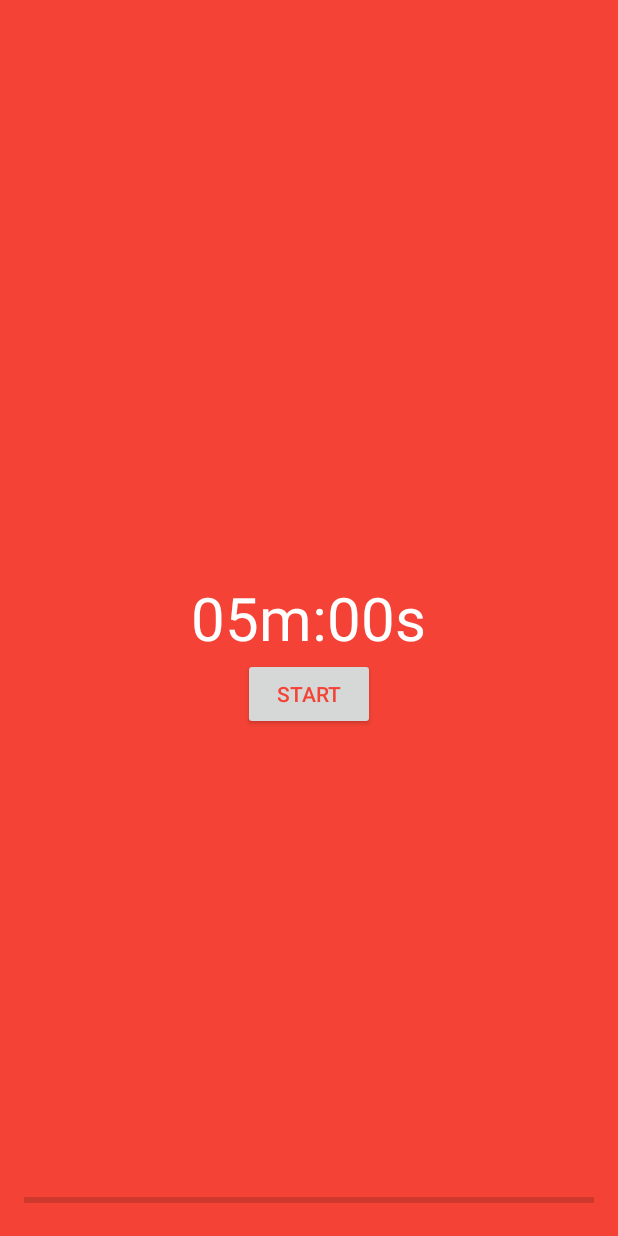
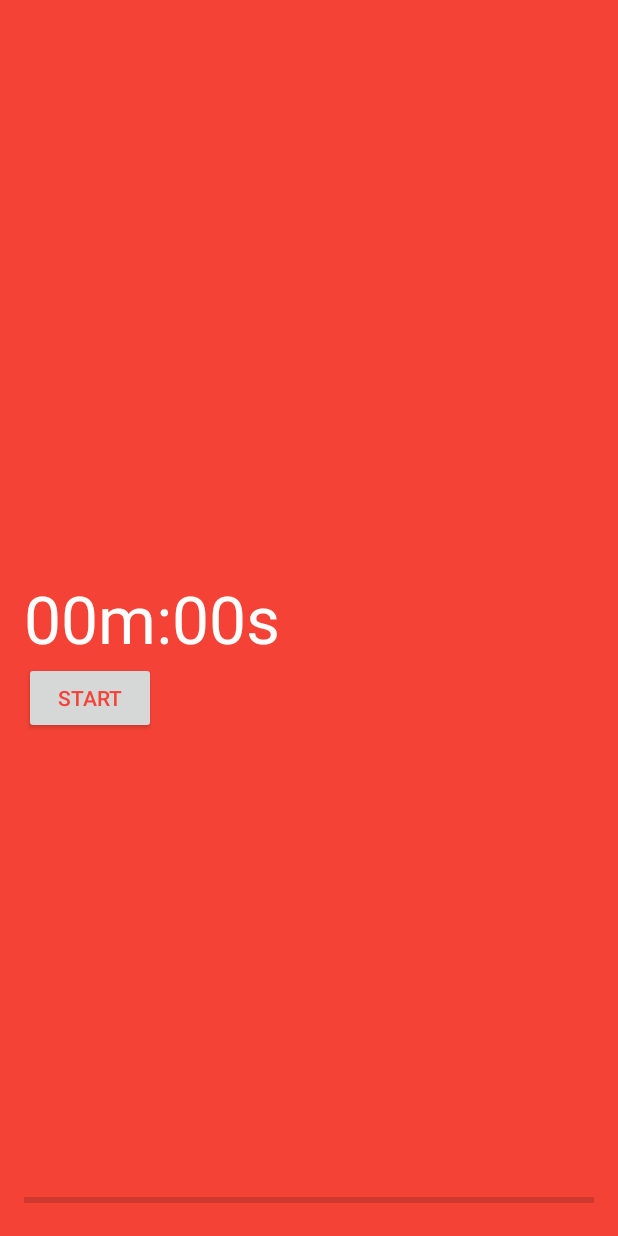
Before and after one commit to sazid/Done, an Android app: the screen it shows after launch (MainActivity), on a phone screen of 412 x 824 dp. Run offline under Robolectric (Android 15) with nearby library versions, the phone set to English and light mode, and no system bars.

Commit message:
Adjust layout

```diff
--- a/app/src/main/java/com/mohammedsazid/android/done/CounterClass.java
+++ b/app/src/main/java/com/mohammedsazid/android/done/CounterClass.java
@@ -46,6 +46,6 @@ public class CounterClass extends CountDownTimer {
 
     @Override
     public void onFinish() {
-
+        counterTextView.setText("00m:00s\nGreat job! You finished the task!");
     }
 }
--- a/app/src/main/java/com/mohammedsazid/android/done/MainActivity.java
+++ b/app/src/main/java/com/mohammedsazid/android/done/MainActivity.java
@@ -114,9 +114,9 @@ public class MainActivity extends FragmentActivity {
                 }
             });
 
-            colorAnimator.setDuration(60 * 1000);
+            colorAnimator.setDuration(20 * 1000);
 
-            counter = new CounterClass(60 * 1000, 1000, timerTextView, progressBar);
+            counter = new CounterClass(20 * 1000, 1000, timerTextView, progressBar);
 
             return rootView;
         }
--- a/app/src/main/res/layout/fragment_main.xml
+++ b/app/src/main/res/layout/fragment_main.xml
@@ -18,11 +18,12 @@
             android:id="@+id/timer_textView"
             android:textColor="@color/white"
             android:text="@string/timer_textView"
-            android:layout_centerHorizontal="true"
+            android:textSize="44sp"
+            android:layout_width="match_parent"
+            android:layout_height="wrap_content"
             android:layout_centerVertical="true"
-            android:textSize="40sp"
-            android:layout_width="wrap_content"
-            android:layout_height="wrap_content" />
+            android:layout_alignParentLeft="true"
+            android:layout_alignParentRight="true" />
 
         <ProgressBar
             style="?android:attr/progressBarStyleHorizontal"
@@ -44,7 +45,8 @@
             android:id="@+id/button"
             android:textColor="@color/red_500"
             android:layout_below="@+id/timer_textView"
-            android:layout_centerHorizontal="true" />
+            android:layout_alignParentLeft="true"
+            android:layout_alignParentStart="true" />
 
     </RelativeLayout>
 
--- a/app/src/main/res/values/strings.xml
+++ b/app/src/main/res/values/strings.xml
@@ -2,6 +2,6 @@
 <resources>
 
     <string name="app_name">Done</string>
-    <string name="timer_textView">05m:00s</string>
+    <string name="timer_textView">00m:00s</string>
 
 </resources>
```
